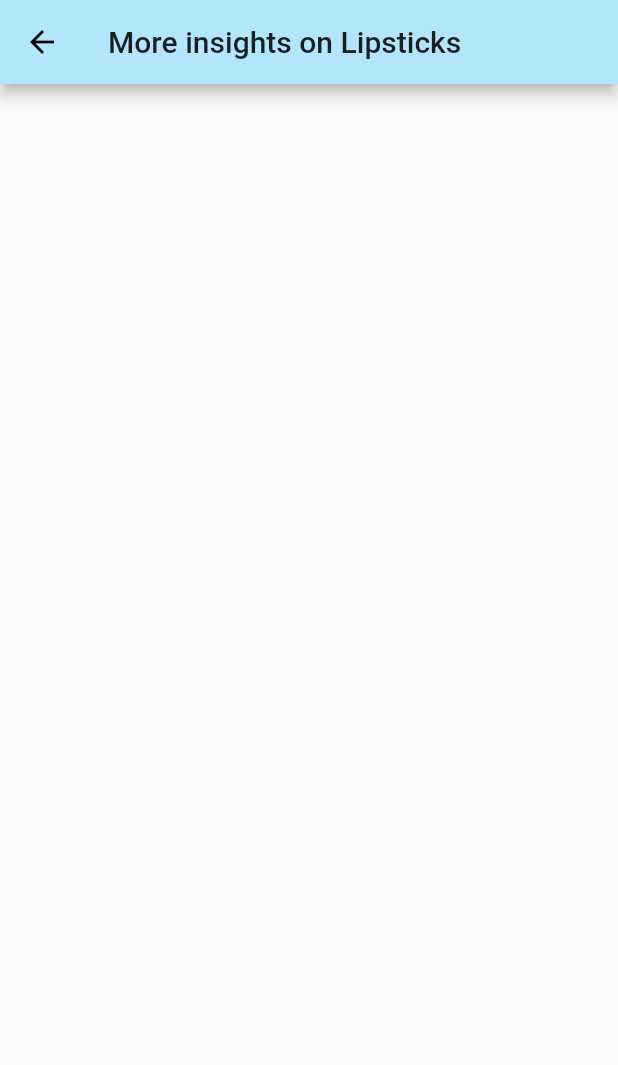
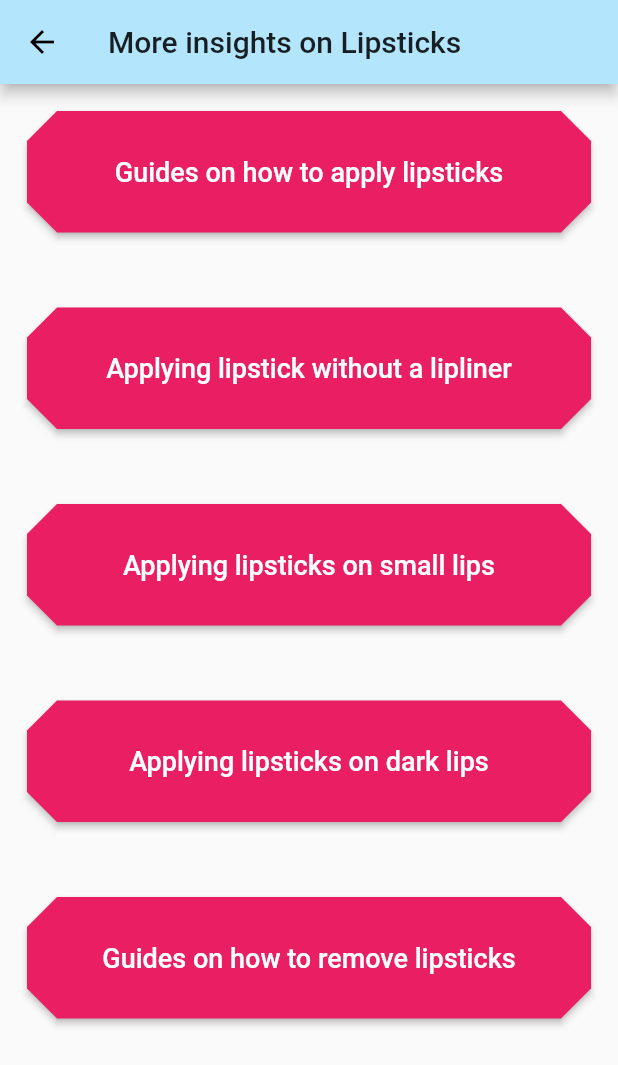
Before and after one commit to JosephineAkello/makeupBuddy, a Flutter app: the Morelipsticks screen opened directly, on a phone screen of 412 x 824 dp. Shown: the top 1065 px of the screen. Run offline on Flutter 3.47's test engine with Material 2 defaults, Android fonts, the phone set to English and light mode, and no system bars; missing offline and left inert: youtube_player.

Commit message:
add buttons and adjust design shape n color

```diff
--- a/lib/morescreens/lipstickmore.dart
+++ b/lib/morescreens/lipstickmore.dart
@@ -1,13 +1,58 @@
 import 'package:flutter/material.dart';
 
-class Morelipsticks extends StatelessWidget{
-  Widget build(context){
+class Morelipsticks extends StatelessWidget {
+  Widget build(context) {
     return Scaffold(
       appBar: AppBar(
         title: Text('More insights on Lipsticks'),
         backgroundColor: Colors.lightBlue[100],
       ),
-      body: Container(),
+      body: Container(
+        padding: EdgeInsets.all(18.0),
+        child: Column(
+          crossAxisAlignment: CrossAxisAlignment.stretch,
+          children: <Widget>[
+            RaisedButton(
+              shape: BeveledRectangleBorder(borderRadius: BorderRadius.circular(20.0)),
+              padding: EdgeInsets.all(30.0),
+              color: Colors.pink,
+              child: Text('Guides on how to apply lipsticks', style: TextStyle(color: Colors.white,fontSize: 18.0),),
+              onPressed: (){},
+            ),
+            SizedBox(height: 50.0,),
+            RaisedButton(
+              shape: BeveledRectangleBorder(borderRadius: BorderRadius.circular(20.0)),
+              padding: EdgeInsets.all(30.0),
+              color: Colors.pink,
+               child: Text('Applying lipstick without a lipliner', style: TextStyle(color: Colors.white,fontSize: 18.0),),
+               onPressed: (){},
+            ),
+             SizedBox(height: 50.0,),
+            RaisedButton(
+              shape: BeveledRectangleBorder(borderRadius: BorderRadius.circular(20.0)),
+              padding: EdgeInsets.all(30.0),
+              color: Colors.pink,
+               child: Text('Applying lipsticks on small lips', style: TextStyle(color: Colors.white,fontSize: 18.0),),
+               onPressed: (){},
+            ),
+             SizedBox(height: 50.0,),
+            RaisedButton(
+              shape: BeveledRectangleBorder(borderRadius: BorderRadius.circular(20.0)),
+              padding: EdgeInsets.all(30.0),
+              color: Colors.pink,
+               child: Text('Applying lipsticks on dark lips', style: TextStyle(color: Colors.white,fontSize: 18.0),),
+               onPressed: (){},
+            ),
+             SizedBox(height: 50.0,),
+            RaisedButton(
+              shape: BeveledRectangleBorder(borderRadius: BorderRadius.circular(20.0)),
+              padding: EdgeInsets.all(30.0),
+              color: Colors.pink,
+               child: Text('Guides on how to remove lipsticks',style: TextStyle(color: Colors.white,fontSize: 18.0),),
+               onPressed: (){},),
+          ],
+        ),
+      ),
     );
   }
 }
```
